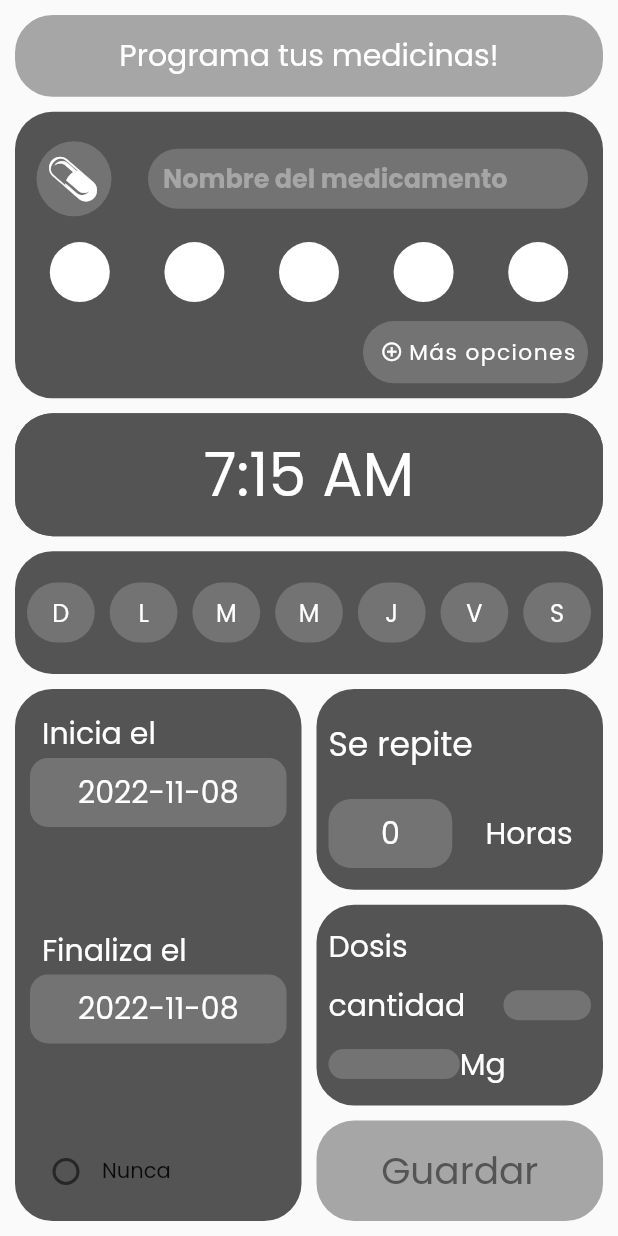
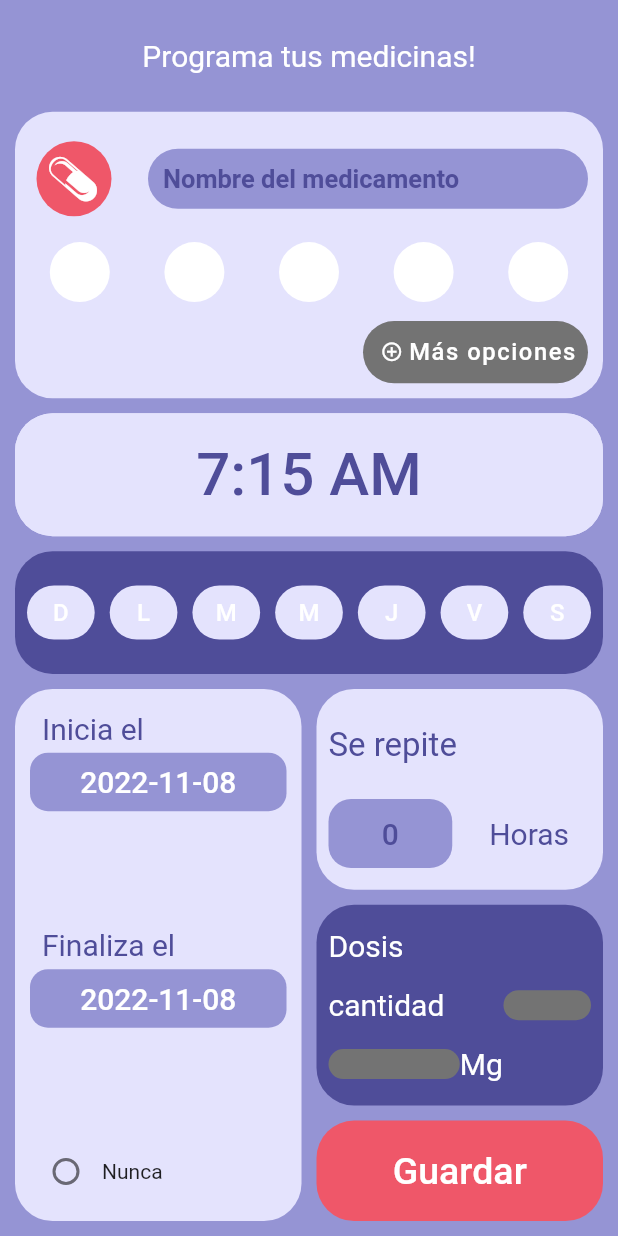
Before and after one commit to Alefig12/alarmed, a Flutter app: the SchedulingPage screen opened directly, on a phone screen of 412 x 824 dp. Run offline on Flutter 3.47's test engine with Material 2 defaults, Android fonts, the phone set to English and light mode, and no system bars; drawn by our look-alikes of numberpicker; our stand-ins replace font_awesome_flutter, get; missing offline and left inert: flutter_shake_animated; Roboto replaces fonts that are missing (LincolnRoad); project files that could hold a hidden picture were left out.

Commit message:
coloring

```diff
--- a/lib/ui/assets/constant.dart
+++ b/lib/ui/assets/constant.dart
@@ -1,8 +1,31 @@
 import 'package:flutter/material.dart';
 
 class Constant {
-  static Color mainCont = const Color.fromARGB(255, 84, 84, 84);
-  static Color secondCont = const Color.fromARGB(255, 217, 217, 217);
+  static Color mainCont =
+      const Color.fromARGB(255, 79, 77, 153); //morado primerio
+  static Color mainCont2 =
+      const Color.fromARGB(255, 239, 87, 105); //coral primario
+  static Color secondCont =
+      const Color.fromARGB(255, 79, 77, 153); //morado secundario 1
+  static Color secondCont2 =
+      const Color.fromARGB(255, 102, 100, 162); //morado secundario 2
+  static Color secondCont3 =
+      const Color.fromARGB(255, 149, 148, 212); //morado secundario 3
+  static Color secondCont4 =
+      const Color.fromARGB(255, 228, 227, 253); //morado secundario 4
+  static Color thirdWhite =
+      const Color.fromARGB(255, 225, 225, 225); //blanco terciario
+  static Color thirdRed =
+      const Color.fromARGB(255, 241, 66, 87); //rojo terciario
+  static Color thirdGreen =
+      const Color.fromARGB(255, 2, 195, 154); //verde terciario
+  static Color thirdPink =
+      const Color.fromARGB(255, 255, 119, 201); //rosa terciario
+  static Color thirdOrange =
+      const Color.fromARGB(255, 255, 159, 28); //amarillo terciario
+  static Color thirdBlue =
+      const Color.fromARGB(255, 104, 107, 219); //azul terciario
+
   static Color inCont = const Color.fromARGB(255, 115, 115, 115);
   static Color button = const Color.fromARGB(255, 166, 166, 166);
   static Color title = Colors.white;
--- a/lib/ui/pages/login_page.dart
+++ b/lib/ui/pages/login_page.dart
@@ -36,7 +36,7 @@ class _LoginPageState extends State<LoginPage> {
                         child: MainRoundedBox(
                           padding: 10,
                           radius: 10,
-                          color: Constant.inCont,
+                          color: Constant.secondCont3,
                           child: Column(children: [
                             Row(
                                 mainAxisAlignment:
@@ -86,7 +86,7 @@ class _LoginPageState extends State<LoginPage> {
                           radius: 10,
                           child: Text('Iniciar sesión',
                               style: TextStyle(color: Constant.title)),
-                          color: Constant.inCont),
+                          color: Constant.mainCont2),
                       RoundTextButton(
                           child: Text('Crear Cuenta',
                               style: TextStyle(
--- a/lib/ui/pages/scheduling_page.dart
+++ b/lib/ui/pages/scheduling_page.dart
@@ -64,8 +64,8 @@ class _SchedulingPageState extends State<SchedulingPage> {
   final pillNameTextController = TextEditingController();
   final quantityTextController = TextEditingController();
   final doseTextController = TextEditingController();
-  Color enabled = Constant.button;
-  Color disabled = Constant.inCont;
+  Color enabled = Constant.mainCont2;
+  Color disabled = Constant.secondCont4;
 
   @override
   Widget build(BuildContext context) {
@@ -83,7 +83,7 @@ class _SchedulingPageState extends State<SchedulingPage> {
                   flex: 2,
                   child: MainRoundedBox(
                       width: double.infinity,
-                      color: Constant.button,
+                      color: Constant.secondCont3,
                       child: Center(
                         child: Text(
                           "Programa tus medicinas!",
@@ -101,7 +101,7 @@ class _SchedulingPageState extends State<SchedulingPage> {
                   flex: 7,
                   child: MainRoundedBox(
                     width: double.infinity,
-                    color: Constant.mainCont,
+                    color: Constant.secondCont4,
                     child: Padding(
                       padding: EdgeInsets.all(10),
                       child: Column(
@@ -118,7 +118,7 @@ class _SchedulingPageState extends State<SchedulingPage> {
                                       radius: 40,
                                       width: 50,
                                       height: 50,
-                                      color: Constant.inCont,
+                                      color: Constant.mainCont2,
                                       child: Center(
                                         child: Transform.rotate(
                                           angle: -math.pi / 1.65,
@@ -139,11 +139,11 @@ class _SchedulingPageState extends State<SchedulingPage> {
                                     textController: pillNameTextController,
                                     height: 40,
                                     width: 230,
-                                    color: Constant.inCont,
+                                    color: Constant.secondCont3,
                                     label: 'Nombre del medicamento',
                                     hintStyle: TextStyle(
                                       fontSize: 17,
-                                      color: Constant.button,
+                                      color: Constant.mainCont,
                                       fontWeight: FontWeight.w600,
                                     ),
                                   ),
@@ -262,22 +262,20 @@ class _SchedulingPageState extends State<SchedulingPage> {
                   flex: 3,
                   child: MainRoundedBox(
                     width: double.infinity,
-                    color: Constant.mainCont,
+                    color: Constant.secondCont4,
                     child: Row(
                       mainAxisAlignment: MainAxisAlignment.center,
                       children: [
                         Expanded(
                           child: RoundTextButton(
                             height: double.infinity,
-                            color: Constant.mainCont,
+                            color: Constant.secondCont4,
                             onPressed: _selectTime,
                             child: FittedBox(
                               child: Text(
                                 _time.format(context),
-                                style: const TextStyle(
-                                  fontSize: 40,
-                                  color: Colors.white,
-                                ),
+                                style: TextStyle(
+                                    fontSize: 40, color: Constant.mainCont),
                               ),
                             ),
                           ),
@@ -442,9 +440,9 @@ class _SchedulingPageState extends State<SchedulingPage> {
                       Expanded(
                         child: MainRoundedBox(
                           height: double.infinity,
-                          color: Constant.mainCont,
+                          color: Constant.secondCont4,
                           child: Padding(
-                            padding: const EdgeInsets.symmetric(
+                            padding: EdgeInsets.symmetric(
                                 horizontal: 10, vertical: 15),
                             child: Column(
                               children: [
@@ -452,14 +450,14 @@ class _SchedulingPageState extends State<SchedulingPage> {
                                   flex: 4,
                                   child: Column(
                                     children: [
-                                      const Align(
+                                      Align(
                                         alignment: Alignment.centerLeft,
                                         child: Padding(
                                           padding: EdgeInsets.only(left: 8),
                                           child: Text(
                                             "Inicia el",
                                             style: TextStyle(
-                                                color: Colors.white,
+                                                color: Constant.mainCont,
                                                 fontSize: 20),
                                           ),
                                         ),
@@ -467,14 +465,14 @@ class _SchedulingPageState extends State<SchedulingPage> {
                                       RoundTextButton(
                                         width: double.infinity,
                                         radius: 12,
-                                        color: Constant.inCont,
+                                        color: Constant.secondCont3,
                                         onPressed: () {
                                           _selectDate(true);
                                         },
                                         child: Text(
                                           sDate,
-                                          style: const TextStyle(
-                                            color: Colors.white,
+                                          style: TextStyle(
+                                            color: Constant.title,
                                             fontSize: 20,
                                           ),
                                         ),
@@ -486,14 +484,14 @@ class _SchedulingPageState extends State<SchedulingPage> {
                                   flex: 4,
                                   child: Column(
                                     children: [
-                                      const Align(
+                                      Align(
                                         alignment: Alignment.centerLeft,
                                         child: Padding(
                                           padding: EdgeInsets.only(left: 8),
                                           child: Text(
                                             "Finaliza el",
                                             style: TextStyle(
-                                                color: Colors.white,
+                                                color: Constant.mainCont,
                                                 fontSize: 20),
                                           ),
                                         ),
@@ -501,7 +499,7 @@ class _SchedulingPageState extends State<SchedulingPage> {
                                       RoundTextButton(
                                         width: double.infinity,
                                         radius: 12,
-                                        color: Constant.inCont,
+                                        color: Constant.secondCont3,
                                         onPressed: isChecked
                                             ? null
                                             : () {
@@ -548,18 +546,18 @@ class _SchedulingPageState extends State<SchedulingPage> {
                               flex: 2,
                               child: MainRoundedBox(
                                 width: double.infinity,
-                                color: Constant.mainCont,
+                                color: Constant.secondCont4,
                                 child: Padding(
                                   padding: const EdgeInsets.all(8.0),
                                   child: Column(
                                     children: [
-                                      const Expanded(
+                                      Expanded(
                                         child: Align(
                                           alignment: Alignment.centerLeft,
                                           child: Text(
                                             "Se repite",
                                             style: TextStyle(
-                                              color: Colors.white,
+                                              color: Constant.mainCont,
                                               fontSize: 22,
                                             ),
                                           ),
@@ -572,15 +570,14 @@ class _SchedulingPageState extends State<SchedulingPage> {
                                               child: RoundTextButton(
                                                   radius: 15,
                                                   width: 100,
-                                                  color: Constant.inCont,
+                                                  color: Constant.secondCont3,
                                                   child: Padding(
-                                                    padding:
-                                                        const EdgeInsets.all(0),
+                                                    padding: EdgeInsets.all(0),
                                                     child: NumberPicker(
                                                       selectedTextStyle:
-                                                          const TextStyle(
-                                                              color:
-                                                                  Colors.white,
+                                                          TextStyle(
+                                                              color: Constant
+                                                                  .mainCont,
                                                               fontSize: 20),
                                                       itemCount: 1,
                                                       itemHeight: 30,
@@ -596,13 +593,13 @@ class _SchedulingPageState extends State<SchedulingPage> {
                                                   )),
                                             ),
                                             SizedBox(width: 10),
-                                            const Expanded(
+                                            Expanded(
                                               child: Align(
                                                 alignment: Alignment.center,
                                                 child: Text(
                                                   'Horas',
                                                   style: TextStyle(
-                                                      color: Colors.white,
+                                                      color: Constant.mainCont,
                                                       fontSize: 20),
                                                 ),
                                               ),
@@ -696,7 +693,7 @@ class _SchedulingPageState extends State<SchedulingPage> {
                                 flex: 1,
                                 child: RoundTextButton(
                                   width: double.infinity,
-                                  color: Constant.button,
+                                  color: Constant.mainCont2,
                                   onPressed: () {
                                     var i = 0;
                                     var weekDays = [];
@@ -744,7 +741,7 @@ class _SchedulingPageState extends State<SchedulingPage> {
                                     "Guardar",
                                     textAlign: TextAlign.center,
                                     style: TextStyle(
-                                      color: Color.fromARGB(255, 84, 84, 84),
+                                      color: Color.fromARGB(255, 255, 255, 255),
                                       fontSize: 25,
                                       fontWeight: FontWeight.w500,
                                     ),
--- a/pubspec.yaml
+++ b/pubspec.yaml
@@ -84,6 +84,12 @@ flutter:
       fonts:
         - asset: fonts/Poppins-Regular.ttf
         - asset: fonts/Poppins-Bold.ttf
+    - family: LincolnRoad
+      fonts:
+        - asset: fonts/Lincoln-Road-Bold.ttf
+    - family: SanFrancisco
+      fonts:
+        - asset: fonts/San-Francisco-Regular.ttf
 
   # fonts:
   #   - family: Schyler
```
Also changed, not shown: lib/ui/app.dart (+7 -2 lines), lib/ui/pages/help_page.dart (+13 -7 lines), lib/ui/pages/init_page.dart (+3 -7 lines), lib/ui/pages/location_page.dart (+10 -20 lines), fonts/Lincoln-Road-Bold.ttf (added), fonts/San-Francisco-Regular.ttf (added), pubspec.lock.
